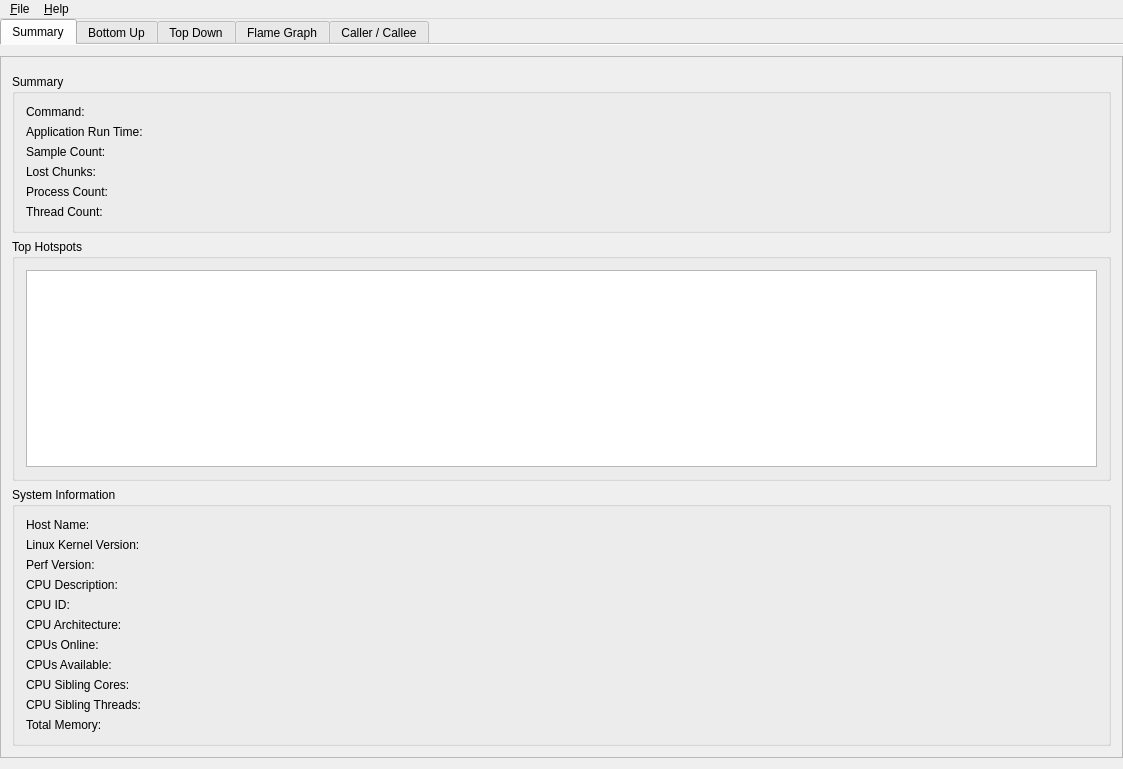
This is src/mainwindow.ui in KDAB/hotspot as Qt 5 draws it before an edit. The edited form follows.
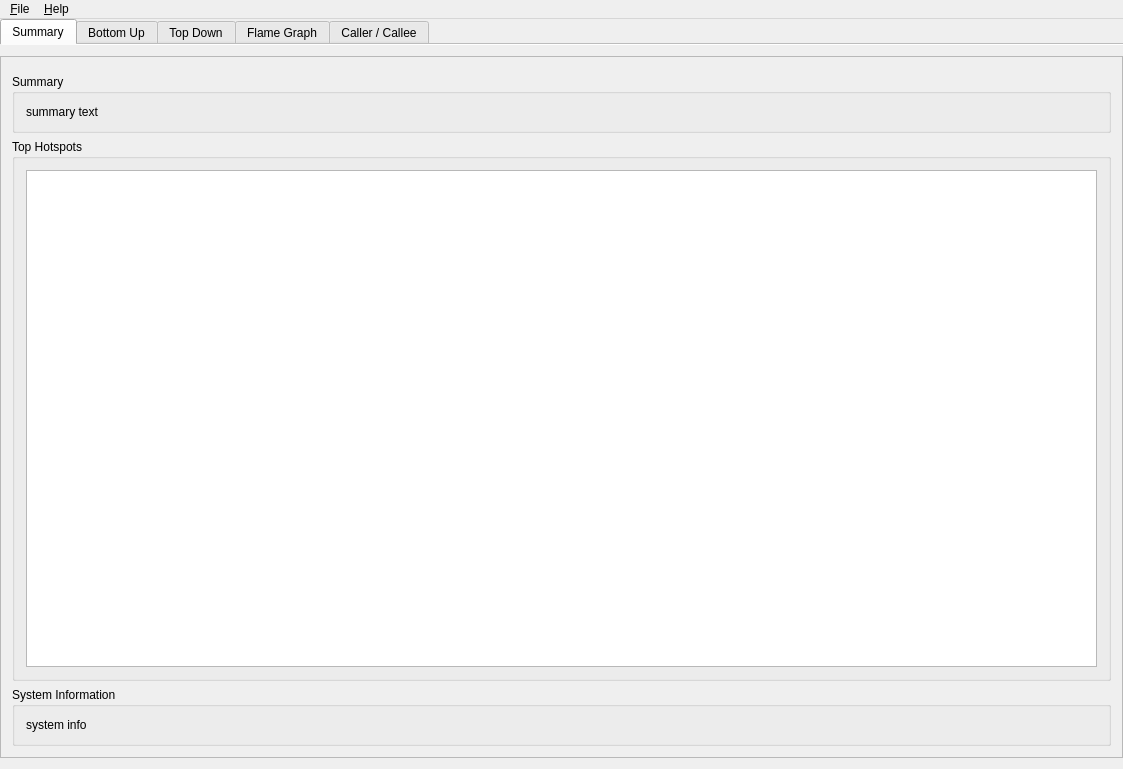
This is the edited form. Icons and pictures are not drawn. Custom widgets are drawn as their Qt base class.

Commit message:
Update text on the summary screen to make it easier to select and copy the text.
Fixes #35

The edit to the form file:
```diff
--- a/src/mainwindow.ui
+++ b/src/mainwindow.ui
@@ -267,9 +267,9 @@
                <property name="geometry">
                 <rect>
                  <x>0</x>
-                 <y>-90</y>
-                 <width>1102</width>
-                 <height>772</height>
+                 <y>0</y>
+                 <width>1121</width>
+                 <height>682</height>
                 </rect>
                </property>
                <layout class="QVBoxLayout" name="verticalLayout_11">
@@ -290,17 +290,7 @@
                   </property>
                   <layout class="QFormLayout" name="formLayout_3">
                    <item row="0" column="0">
-                    <widget class="QLabel" name="commandLabel">
-                     <property name="text">
-                      <string>Command:</string>
-                     </property>
-                     <property name="textInteractionFlags">
-                      <set>Qt::LinksAccessibleByMouse|Qt::TextSelectableByMouse</set>
-                     </property>
-                    </widget>
-                   </item>
-                   <item row="0" column="1">
-                    <widget class="QLabel" name="commandValue">
+                    <widget class="QLabel" name="summaryLabel">
                      <property name="toolTip">
                       <string>The command that was used to generate this profile.</string>
                      </property>
@@ -313,147 +303,11 @@
                      <property name="textInteractionFlags">
                       <set>Qt::LinksAccessibleByMouse|Qt::TextSelectableByMouse</set>
                      </property>
-                    </widget>
-                   </item>
-                   <item row="1" column="0">
-                    <widget class="QLabel" name="appRunTimeLabel">
-                     <property name="toolTip">
-                      <string>The time duration for which the application was profiled.</string>
+                     <property name="accessibleDescription">
+                      <string notr="true"/>
                      </property>
                      <property name="text">
-                      <string>Application Run Time:</string>
-                     </property>
-                     <property name="textInteractionFlags">
-                      <set>Qt::LinksAccessibleByMouse|Qt::TextSelectableByMouse</set>
-                     </property>
-                    </widget>
-                   </item>
-                   <item row="1" column="1">
-                    <widget class="QLabel" name="appRunTimeValue">
-                     <property name="toolTip">
-                      <string>The time duration for which the application was profiled.</string>
-                     </property>
-                     <property name="text">
-                      <string/>
-                     </property>
-                     <property name="wordWrap">
-                      <bool>true</bool>
-                     </property>
-                     <property name="textInteractionFlags">
-                      <set>Qt::LinksAccessibleByMouse|Qt::TextSelectableByMouse</set>
-                     </property>
-                    </widget>
-                   </item>
-                   <item row="2" column="0">
-                    <widget class="QLabel" name="sampleCountLabel">
-                     <property name="toolTip">
-                      <string>The number of samples in the profile.</string>
-                     </property>
-                     <property name="text">
-                      <string>Sample Count:</string>
-                     </property>
-                     <property name="textInteractionFlags">
-                      <set>Qt::LinksAccessibleByMouse|Qt::TextSelectableByMouse</set>
-                     </property>
-                    </widget>
-                   </item>
-                   <item row="2" column="1">
-                    <widget class="QLabel" name="sampleCountValue">
-                     <property name="toolTip">
-                      <string>The number of samples in the profile.</string>
-                     </property>
-                     <property name="text">
-                      <string/>
-                     </property>
-                     <property name="wordWrap">
-                      <bool>true</bool>
-                     </property>
-                     <property name="textInteractionFlags">
-                      <set>Qt::LinksAccessibleByMouse|Qt::TextSelectableByMouse</set>
-                     </property>
-                    </widget>
-                   </item>
-                   <item row="3" column="0">
-                    <widget class="QLabel" name="lostChunksLabel">
-                     <property name="toolTip">
-                      <string>The number of lost chunks. If this value is larger than zero, you should increase the buffer sizes or reduce the event frequency.</string>
-                     </property>
-                     <property name="text">
-                      <string>Lost Chunks:</string>
-                     </property>
-                     <property name="textInteractionFlags">
-                      <set>Qt::LinksAccessibleByMouse|Qt::TextSelectableByMouse</set>
-                     </property>
-                    </widget>
-                   </item>
-                   <item row="3" column="1">
-                    <widget class="QLabel" name="lostChunksValue">
-                     <property name="toolTip">
-                      <string>The number of lost chunks. If this value is larger than zero, you should increase the buffer sizes or reduce the event frequency.</string>
-                     </property>
-                     <property name="text">
-                      <string/>
-                     </property>
-                     <property name="wordWrap">
-                      <bool>true</bool>
-                     </property>
-                     <property name="textInteractionFlags">
-                      <set>Qt::LinksAccessibleByMouse|Qt::TextSelectableByMouse</set>
-                     </property>
-                    </widget>
-                   </item>
-                   <item row="4" column="0">
-                    <widget class="QLabel" name="processCountLabel">
-                     <property name="toolTip">
-                      <string>The number of processes that have been encountered in the profile data.</string>
-                     </property>
-                     <property name="text">
-                      <string>Process Count:</string>
-                     </property>
-                     <property name="textInteractionFlags">
-                      <set>Qt::LinksAccessibleByMouse|Qt::TextSelectableByMouse</set>
-                     </property>
-                    </widget>
-                   </item>
-                   <item row="4" column="1">
-                    <widget class="QLabel" name="processCountValue">
-                     <property name="toolTip">
-                      <string>The number of processes that have been encountered in the profile data.</string>
-                     </property>
-                     <property name="text">
-                      <string/>
-                     </property>
-                     <property name="wordWrap">
-                      <bool>true</bool>
-                     </property>
-                     <property name="textInteractionFlags">
-                      <set>Qt::LinksAccessibleByMouse|Qt::TextSelectableByMouse</set>
-                     </property>
-                    </widget>
-                   </item>
-                   <item row="5" column="0">
-                    <widget class="QLabel" name="threadCountLabel">
-                     <property name="toolTip">
-                      <string>The number of threads found in the profile.</string>
-                     </property>
-                     <property name="text">
-                      <string>Thread Count:</string>
-                     </property>
-                     <property name="textInteractionFlags">
-                      <set>Qt::LinksAccessibleByMouse|Qt::TextSelectableByMouse</set>
-                     </property>
-                    </widget>
-                   </item>
-                   <item row="5" column="1">
-                    <widget class="QLabel" name="threadCountValue">
-                     <property name="toolTip">
-                      <string>The number of threads found in the profile.</string>
-                     </property>
-                     <property name="text">
-                      <string/>
-                     </property>
-                     <property name="wordWrap">
-                      <bool>true</bool>
+                      <string notr="true">summary text</string>
                      </property>
                      <property name="textInteractionFlags">
                       <set>Qt::LinksAccessibleByMouse|Qt::TextSelectableByMouse</set>
@@ -499,281 +353,20 @@
                      <property name="toolTip">
                       <string>The host machine's computer name.</string>
                      </property>
-                     <property name="text">
-                      <string>Host Name:</string>
+                     <property name="statusTip">
+                      <string notr="true"/>
                      </property>
                      <property name="textInteractionFlags">
                       <set>Qt::LinksAccessibleByMouse|Qt::TextSelectableByMouse</set>
                      </property>
-                    </widget>
-                   </item>
-                   <item row="0" column="1">
-                    <widget class="QLabel" name="hostNameValue">
-                     <property name="toolTip">
-                      <string>The host machine's computer name.</string>
+                     <property name="accessibleName">
+                      <string notr="true"/>
                      </property>
-                     <property name="text">
-                      <string/>
+                     <property name="accessibleDescription">
+                      <string notr="true"/>
                      </property>
-                     <property name="textInteractionFlags">
-                      <set>Qt::LinksAccessibleByMouse|Qt::TextSelectableByMouse</set>
-                     </property>
-                    </widget>
-                   </item>
-                   <item row="1" column="0">
-                    <widget class="QLabel" name="linuxKernelVersionLabel">
-                     <property name="toolTip">
-                      <string>The host machine's Linux kernel version.</string>
-                     </property>
                      <property name="text">
-                      <string>Linux Kernel Version:</string>
-                     </property>
-                     <property name="textInteractionFlags">
-                      <set>Qt::LinksAccessibleByMouse|Qt::TextSelectableByMouse</set>
-                     </property>
-                    </widget>
-                   </item>
-                   <item row="1" column="1">
-                    <widget class="QLabel" name="linuxKernelVersionValue">
-                     <property name="toolTip">
-                      <string>The host machine's Linux kernel version.</string>
-                     </property>
-                     <property name="text">
-                      <string/>
-                     </property>
-                     <property name="textInteractionFlags">
-                      <set>Qt::LinksAccessibleByMouse|Qt::TextSelectableByMouse</set>
-                     </property>
-                    </widget>
-                   </item>
-                   <item row="2" column="0">
-                    <widget class="QLabel" name="perfVersionLabel">
-                     <property name="toolTip">
-                      <string>The host machine's Perf version.</string>
-                     </property>
-                     <property name="text">
-                      <string>Perf Version:</string>
-                     </property>
-                     <property name="textInteractionFlags">
-                      <set>Qt::LinksAccessibleByMouse|Qt::TextSelectableByMouse</set>
-                     </property>
-                    </widget>
-                   </item>
-                   <item row="2" column="1">
-                    <widget class="QLabel" name="perfVersionValue">
-                     <property name="toolTip">
-                      <string>The host machine's Perf version.</string>
-                     </property>
-                     <property name="text">
-                      <string/>
-                     </property>
-                     <property name="textInteractionFlags">
-                      <set>Qt::LinksAccessibleByMouse|Qt::TextSelectableByMouse</set>
-                     </property>
-                    </widget>
-                   </item>
-                   <item row="3" column="0">
-                    <widget class="QLabel" name="cpuDescriptionLabel">
-                     <property name="toolTip">
-                      <string>The host machine's CPU description.</string>
-                     </property>
-                     <property name="text">
-                      <string>CPU Description:</string>
-                     </property>
-                     <property name="textInteractionFlags">
-                      <set>Qt::LinksAccessibleByMouse|Qt::TextSelectableByMouse</set>
-                     </property>
-                    </widget>
-                   </item>
-                   <item row="3" column="1">
-                    <widget class="QLabel" name="cpuDescriptionValue">
-                     <property name="toolTip">
-                      <string>The host machine's CPU description.</string>
-                     </property>
-                     <property name="text">
-                      <string/>
-                     </property>
-                     <property name="textInteractionFlags">
-                      <set>Qt::LinksAccessibleByMouse|Qt::TextSelectableByMouse</set>
-                     </property>
-                    </widget>
-                   </item>
-                   <item row="4" column="0">
-                    <widget class="QLabel" name="cpuIdLabel">
-                     <property name="toolTip">
-                      <string>The host machine's CPU IDentification.</string>
-                     </property>
-                     <property name="text">
-                      <string>CPU ID:</string>
-                     </property>
-                     <property name="textInteractionFlags">
-                      <set>Qt::LinksAccessibleByMouse|Qt::TextSelectableByMouse</set>
-                     </property>
-                    </widget>
-                   </item>
-                   <item row="4" column="1">
-                    <widget class="QLabel" name="cpuIdValue">
-                     <property name="toolTip">
-                      <string>The host machine's CPU IDentification.</string>
-                     </property>
-                     <property name="text">
-                      <string/>
-                     </property>
-                     <property name="textInteractionFlags">
-                      <set>Qt::LinksAccessibleByMouse|Qt::TextSelectableByMouse</set>
-                     </property>
-                    </widget>
-                   </item>
-                   <item row="5" column="0">
-                    <widget class="QLabel" name="cpuArchitectureLabel">
-                     <property name="toolTip">
-                      <string>The host machine's CPU Architecture.</string>
-                     </property>
-                     <property name="text">
-                      <string>CPU Architecture:</string>
-                     </property>
-                     <property name="textInteractionFlags">
-                      <set>Qt::LinksAccessibleByMouse|Qt::TextSelectableByMouse</set>
-                     </property>
-                    </widget>
-                   </item>
-                   <item row="5" column="1">
-                    <widget class="QLabel" name="cpuArchitectureValue">
-                     <property name="toolTip">
-                      <string>The host machine's CPU Architecture.</string>
-                     </property>
-                     <property name="text">
-                      <string/>
-                     </property>
-                     <property name="textInteractionFlags">
-                      <set>Qt::LinksAccessibleByMouse|Qt::TextSelectableByMouse</set>
-                     </property>
-                    </widget>
-                   </item>
-                   <item row="6" column="0">
-                    <widget class="QLabel" name="cpusOnlineLabel">
-                     <property name="toolTip">
-                      <string>The number of CPUs that were online while recording the perf data.</string>
-                     </property>
-                     <property name="text">
-                      <string>CPUs Online:</string>
-                     </property>
-                     <property name="textInteractionFlags">
-                      <set>Qt::LinksAccessibleByMouse|Qt::TextSelectableByMouse</set>
-                     </property>
-                    </widget>
-                   </item>
-                   <item row="6" column="1">
-                    <widget class="QLabel" name="cpusOnlineValue">
-                     <property name="toolTip">
-                      <string>The number of CPUs that were online while recording the perf data.</string>
-                     </property>
-                     <property name="text">
-                      <string/>
-                     </property>
-                     <property name="textInteractionFlags">
-                      <set>Qt::LinksAccessibleByMouse|Qt::TextSelectableByMouse</set>
-                     </property>
-                    </widget>
-                   </item>
-                   <item row="7" column="0">
-                    <widget class="QLabel" name="cpusAvailableLabel">
-                     <property name="toolTip">
-                      <string>The number of CPUs that were available while recording the perf data.</string>
-                     </property>
-                     <property name="text">
-                      <string>CPUs Available:</string>
-                     </property>
-                     <property name="textInteractionFlags">
-                      <set>Qt::LinksAccessibleByMouse|Qt::TextSelectableByMouse</set>
-                     </property>
-                    </widget>
-                   </item>
-                   <item row="7" column="1">
-                    <widget class="QLabel" name="cpusAvailableValue">
-                     <property name="toolTip">
-                      <string>The number of CPUs that were available while recording the perf data.</string>
-                     </property>
-                     <property name="text">
-                      <string/>
-                     </property>
-                     <property name="textInteractionFlags">
-                      <set>Qt::LinksAccessibleByMouse|Qt::TextSelectableByMouse</set>
-                     </property>
-                    </widget>
-                   </item>
-                   <item row="8" column="0">
-                    <widget class="QLabel" name="cpuSiblingCoresLabel">
-                     <property name="toolTip">
-                      <string>The number of CPU sibling cores on the host machine.</string>
-                     </property>
-                     <property name="text">
-                      <string>CPU Sibling Cores:</string>
-                     </property>
-                     <property name="textInteractionFlags">
-                      <set>Qt::LinksAccessibleByMouse|Qt::TextSelectableByMouse</set>
-                     </property>
-                    </widget>
-                   </item>
-                   <item row="8" column="1">
-                    <widget class="QLabel" name="cpuSiblingCoresValue">
-                     <property name="toolTip">
-                      <string>The number of CPU sibling cores on the host machine.</string>
-                     </property>
-                     <property name="text">
-                      <string/>
-                     </property>
-                     <property name="textInteractionFlags">
-                      <set>Qt::LinksAccessibleByMouse|Qt::TextSelectableByMouse</set>
-                     </property>
-                    </widget>
-                   </item>
-                   <item row="9" column="0">
-                    <widget class="QLabel" name="cpuSiblingThreadsLabel">
-                     <property name="toolTip">
-                      <string>The number of CPU sibling threads on the host machine.</string>
-                     </property>
-                     <property name="text">
-                      <string>CPU Sibling Threads:</string>
-                     </property>
-                     <property name="textInteractionFlags">
-                      <set>Qt::LinksAccessibleByMouse|Qt::TextSelectableByMouse</set>
-                     </property>
-                    </widget>
-                   </item>
-                   <item row="9" column="1">
-                    <widget class="QLabel" name="cpuSiblingThreadsValue">
-                     <property name="toolTip">
-                      <string>The number of CPU sibling threads on the host machine.</string>
-                     </property>
-                     <property name="text">
-                      <string/>
-                     </property>
-                     <property name="textInteractionFlags">
-                      <set>Qt::LinksAccessibleByMouse|Qt::TextSelectableByMouse</set>
-                     </property>
-                    </widget>
-                   </item>
-                   <item row="10" column="0">
-                    <widget class="QLabel" name="totalMemoryLabel">
-                     <property name="toolTip">
-                      <string>The total amount of RAM on the host machine.</string>
-                     </property>
-                     <property name="text">
-                      <string>Total Memory:</string>
-                     </property>
-                     <property name="textInteractionFlags">
-                      <set>Qt::LinksAccessibleByMouse|Qt::TextSelectableByMouse</set>
-                     </property>
-                    </widget>
-                   </item>
-                   <item row="10" column="1">
-                    <widget class="QLabel" name="totalMemoryValue">
-                     <property name="toolTip">
-                      <string>The total amount of RAM on the host machine.</string>
-                     </property>
-                     <property name="text">
-                      <string/>
+                      <string notr="true">system info</string>
                      </property>
                      <property name="textInteractionFlags">
                       <set>Qt::LinksAccessibleByMouse|Qt::TextSelectableByMouse</set>
@@ -1039,11 +632,6 @@
  </widget>
  <layoutdefault spacing="6" margin="11"/>
  <customwidgets>
-  <customwidget>
-   <class>KFilterProxySearchLine</class>
-   <extends>QWidget</extends>
-   <header>kfilterproxysearchline.h</header>
-  </customwidget>
   <customwidget>
    <class>KMessageWidget</class>
    <extends>QFrame</extends>
@@ -1056,6 +644,11 @@
    <header>flamegraph.h</header>
    <container>1</container>
   </customwidget>
+  <customwidget>
+   <class>KFilterProxySearchLine</class>
+   <extends>QWidget</extends>
+   <header>kfilterproxysearchline.h</header>
+  </customwidget>
  </customwidgets>
  <resources>
   <include location="resources.qrc"/>
```
Left out of the diff: 32 changed lines with no effect on the pictures. The commit also changes 1 other file.
